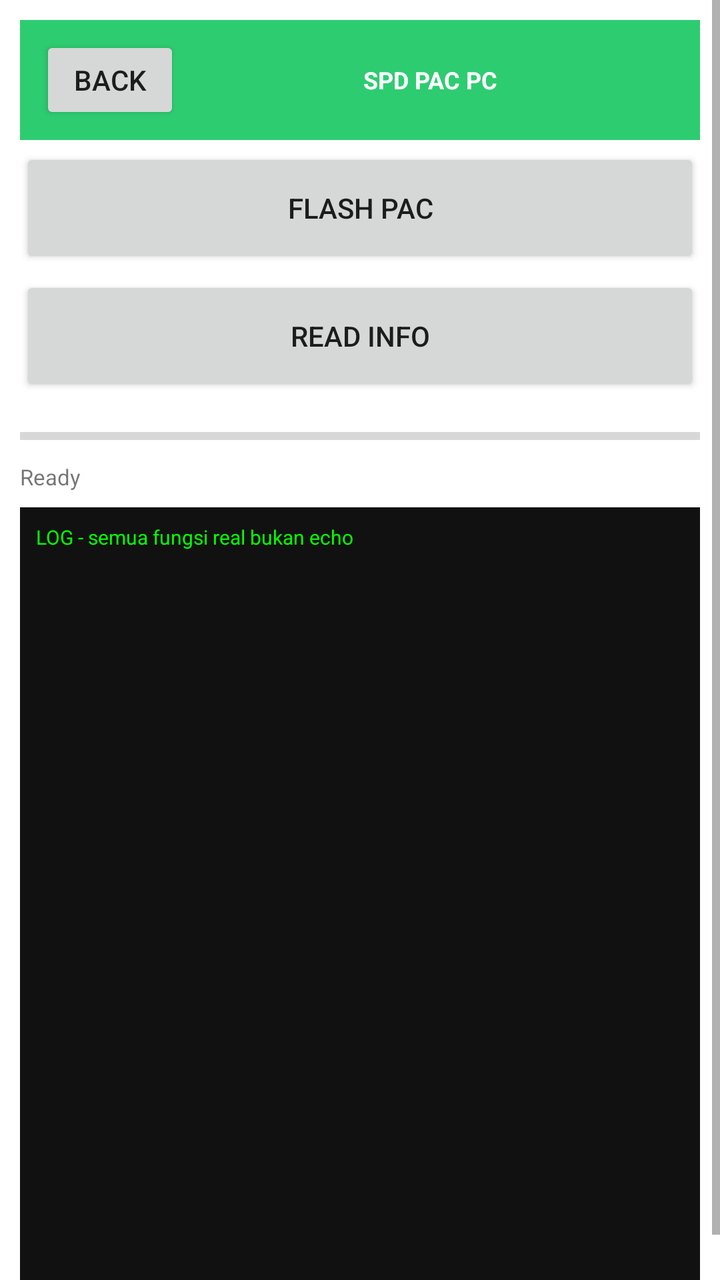
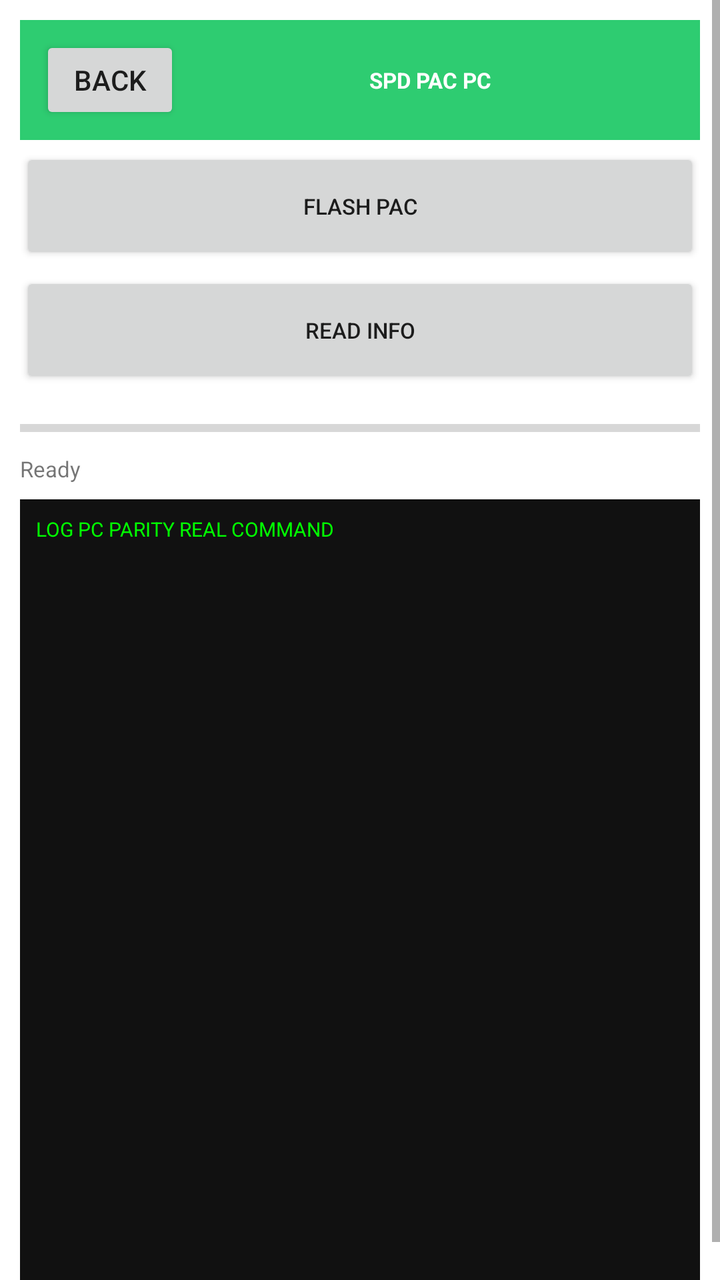

Two renders of the same Android screen: before a commit and after it. Below are the layout's source before the change and the commit's diff.
<!-- AndroidManifest.xml: application theme Theme.OTGFlasher -->
<!-- res/layout/activity_spd.xml -->
<?xml version="1.0" encoding="utf-8"?>
<ScrollView xmlns:android="http://schemas.android.com/apk/res/android" android:layout_width="match_parent" android:layout_height="match_parent" android:background="#FFFFFF">
<LinearLayout android:orientation="vertical" android:layout_width="match_parent" android:layout_height="wrap_content" android:padding="10dp">
<LinearLayout android:orientation="horizontal" android:layout_width="match_parent" android:layout_height="60dp" android:background="#2ECC71" android:gravity="center_vertical" android:padding="10dp"><Button android:id="@+id/btn_back" android:text="BACK" android:layout_width="70dp" android:layout_height="44dp"/><TextView android:text="SPD PAC PC" android:textSize="12sp" android:textStyle="bold" android:textColor="#FFFFFF" android:layout_width="0dp" android:layout_weight="1" android:layout_height="wrap_content" android:gravity="center"/></LinearLayout>
<Button android:id="@+id/btn_flash_pac_0" android:text="FLASH PAC" android:layout_width="match_parent" android:layout_height="60dp" android:layout_marginTop="4dp"/>
<Button android:id="@+id/btn_read_info_1" android:text="READ INFO" android:layout_width="match_parent" android:layout_height="60dp" android:layout_marginTop="4dp"/>
<ProgressBar android:id="@+id/progress_bar" style="?android:attr/progressBarStyleHorizontal" android:layout_width="match_parent" android:layout_height="16dp" android:max="100" android:layout_marginTop="12dp"/>
<TextView android:id="@+id/txt_detail" android:text="Ready" android:textSize="11sp" android:layout_width="match_parent" android:layout_height="wrap_content" android:layout_marginTop="5dp"/>
<TextView android:id="@+id/log_view" android:text="LOG - semua fungsi real bukan echo" android:textSize="10sp" android:background="#111111" android:textColor="#00FF00" android:padding="8dp" android:layout_width="match_parent" android:layout_height="400dp" android:layout_marginTop="8dp"/>
</LinearLayout></ScrollView>
<!-- resources referenced by this layout -->
<resources>
  <style name="Theme.OTGFlasher" parent="android:Theme.Material.Light.NoActionBar" />
</resources>

<!-- the commit's change to res/layout/activity_spd.xml (unified diff, before → after) -->
@@ -1,10 +1,10 @@
 <?xml version="1.0" encoding="utf-8"?>
 <ScrollView xmlns:android="http://schemas.android.com/apk/res/android" android:layout_width="match_parent" android:layout_height="match_parent" android:background="#FFFFFF">
 <LinearLayout android:orientation="vertical" android:layout_width="match_parent" android:layout_height="wrap_content" android:padding="10dp">
-<LinearLayout android:orientation="horizontal" android:layout_width="match_parent" android:layout_height="60dp" android:background="#2ECC71" android:gravity="center_vertical" android:padding="10dp"><Button android:id="@+id/btn_back" android:text="BACK" android:layout_width="70dp" android:layout_height="44dp"/><TextView android:text="SPD PAC PC" android:textSize="12sp" android:textStyle="bold" android:textColor="#FFFFFF" android:layout_width="0dp" android:layout_weight="1" android:layout_height="wrap_content" android:gravity="center"/></LinearLayout>
-<Button android:id="@+id/btn_flash_pac_0" android:text="FLASH PAC" android:layout_width="match_parent" android:layout_height="60dp" android:layout_marginTop="4dp"/>
-<Button android:id="@+id/btn_read_info_1" android:text="READ INFO" android:layout_width="match_parent" android:layout_height="60dp" android:layout_marginTop="4dp"/>
+<LinearLayout android:orientation="horizontal" android:layout_width="match_parent" android:layout_height="60dp" android:background="#2ECC71" android:gravity="center_vertical" android:padding="10dp"><Button android:id="@+id/btn_back" android:text="BACK" android:layout_width="70dp" android:layout_height="44dp"/><TextView android:text="SPD PAC PC" android:textSize="11sp" android:textStyle="bold" android:textColor="#FFFFFF" android:layout_width="0dp" android:layout_weight="1" android:layout_height="wrap_content" android:gravity="center"/></LinearLayout>
+<Button android:id="@+id/btn_flash_pac_0" android:text="FLASH PAC" android:layout_width="match_parent" android:layout_height="58dp" android:layout_marginTop="4dp" android:textSize="11sp"/>
+<Button android:id="@+id/btn_read_info_1" android:text="READ INFO" android:layout_width="match_parent" android:layout_height="58dp" android:layout_marginTop="4dp" android:textSize="11sp"/>
 <ProgressBar android:id="@+id/progress_bar" style="?android:attr/progressBarStyleHorizontal" android:layout_width="match_parent" android:layout_height="16dp" android:max="100" android:layout_marginTop="12dp"/>
 <TextView android:id="@+id/txt_detail" android:text="Ready" android:textSize="11sp" android:layout_width="match_parent" android:layout_height="wrap_content" android:layout_marginTop="5dp"/>
-<TextView android:id="@+id/log_view" android:text="LOG - semua fungsi real bukan echo" android:textSize="10sp" android:background="#111111" android:textColor="#00FF00" android:padding="8dp" android:layout_width="match_parent" android:layout_height="400dp" android:layout_marginTop="8dp"/>
+<TextView android:id="@+id/log_view" android:text="LOG PC PARITY REAL COMMAND" android:textSize="10sp" android:background="#111111" android:textColor="#00FF00" android:padding="8dp" android:layout_width="match_parent" android:layout_height="400dp" android:layout_marginTop="8dp"/>
 </LinearLayout></ScrollView>
